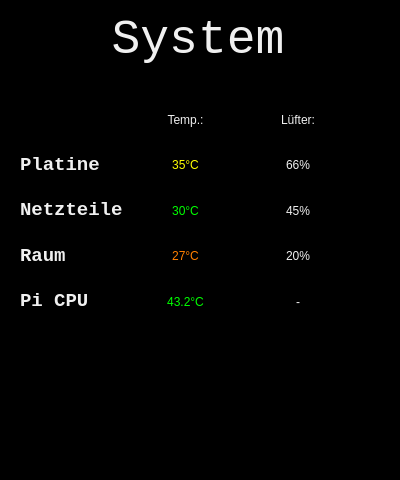
The window that JugendControllPanel/einstellung.ui (mvu/jugendprojekt) describes before a commit, drawn with Qt 5.
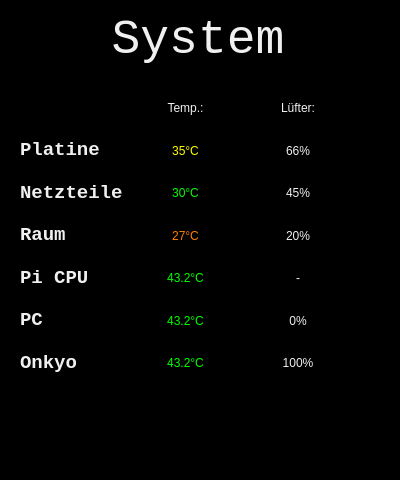
The same window after the commit. Icons and pictures are not drawn.

The edit to the form file:
```diff
--- a/JugendControllPanel/einstellung.ui
+++ b/JugendControllPanel/einstellung.ui
@@ -62,9 +62,9 @@
    <property name="geometry">
     <rect>
      <x>20</x>
-     <y>100</y>
+     <y>90</y>
      <width>331</width>
-     <height>221</height>
+     <height>291</height>
     </rect>
    </property>
    <layout class="QGridLayout" name="gridLayout">
@@ -288,6 +288,102 @@
       </property>
      </widget>
     </item>
+    <item row="6" column="0">
+     <widget class="QLabel" name="label_6">
+      <property name="font">
+       <font>
+        <family>Courier New</family>
+        <pointsize>14</pointsize>
+        <weight>50</weight>
+        <italic>false</italic>
+        <bold>false</bold>
+       </font>
+      </property>
+      <property name="styleSheet">
+       <string notr="true">font: 14pt &quot;Courier New&quot;;
+color: rgb(240, 240, 240);</string>
+      </property>
+      <property name="text">
+       <string>&lt;html&gt;&lt;head/&gt;&lt;body&gt;&lt;p&gt;&lt;span style=&quot; font-weight:600;&quot;&gt;PC&lt;/span&gt;&lt;/p&gt;&lt;/body&gt;&lt;/html&gt;</string>
+      </property>
+     </widget>
+    </item>
+    <item row="6" column="2">
+     <widget class="QLabel" name="label_fan_pc">
+      <property name="styleSheet">
+       <string notr="true">font: 14pt &quot;Courier New&quot;;
+color: rgb(240, 240, 240);</string>
+      </property>
+      <property name="text">
+       <string>0%</string>
+      </property>
+      <property name="alignment">
+       <set>Qt::AlignCenter</set>
+      </property>
+     </widget>
+    </item>
+    <item row="6" column="1">
+     <widget class="QLabel" name="label_temp_pc">
+      <property name="styleSheet">
+       <string notr="true">font: 14pt &quot;Courier New&quot;;
+color:rgb(0,255,0);</string>
+      </property>
+      <property name="text">
+       <string>43.2°C</string>
+      </property>
+      <property name="alignment">
+       <set>Qt::AlignCenter</set>
+      </property>
+     </widget>
+    </item>
+    <item row="7" column="0">
+     <widget class="QLabel" name="label_7">
+      <property name="font">
+       <font>
+        <family>Courier New</family>
+        <pointsize>14</pointsize>
+        <weight>50</weight>
+        <italic>false</italic>
+        <bold>false</bold>
+       </font>
+      </property>
+      <property name="styleSheet">
+       <string notr="true">font: 14pt &quot;Courier New&quot;;
+color: rgb(240, 240, 240);</string>
+      </property>
+      <property name="text">
+       <string>&lt;html&gt;&lt;head/&gt;&lt;body&gt;&lt;p&gt;&lt;span style=&quot; font-weight:600;&quot;&gt;Onkyo&lt;/span&gt;&lt;/p&gt;&lt;/body&gt;&lt;/html&gt;</string>
+      </property>
+     </widget>
+    </item>
+    <item row="7" column="1">
+     <widget class="QLabel" name="label_temp_onkyo">
+      <property name="styleSheet">
+       <string notr="true">font: 14pt &quot;Courier New&quot;;
+color:rgb(0,255,0);</string>
+      </property>
+      <property name="text">
+       <string>43.2°C</string>
+      </property>
+      <property name="alignment">
+       <set>Qt::AlignCenter</set>
+      </property>
+     </widget>
+    </item>
+    <item row="7" column="2">
+     <widget class="QLabel" name="label_fan_onkyo">
+      <property name="styleSheet">
+       <string notr="true">font: 14pt &quot;Courier New&quot;;
+color: rgb(240, 240, 240);</string>
+      </property>
+      <property name="text">
+       <string>100%</string>
+      </property>
+      <property name="alignment">
+       <set>Qt::AlignCenter</set>
+      </property>
+     </widget>
+    </item>
    </layout>
   </widget>
   <widget class="QPushButton" name="pushButton_back">
```
Left out of the diff: 40 changed lines with no effect on the pictures.
